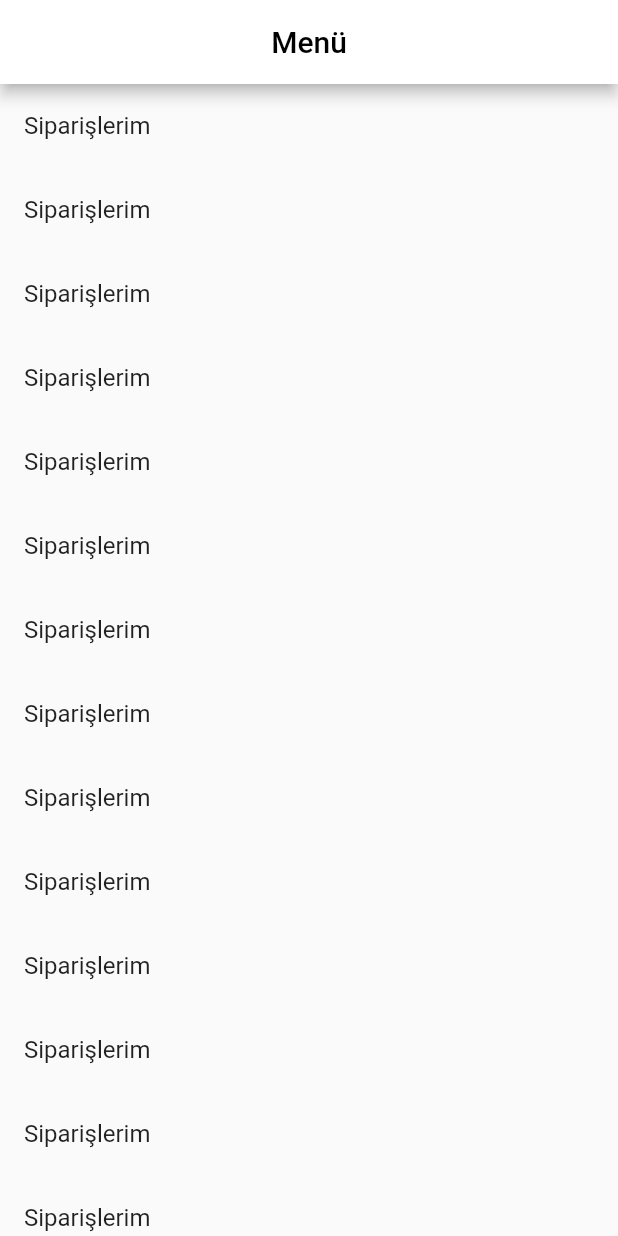
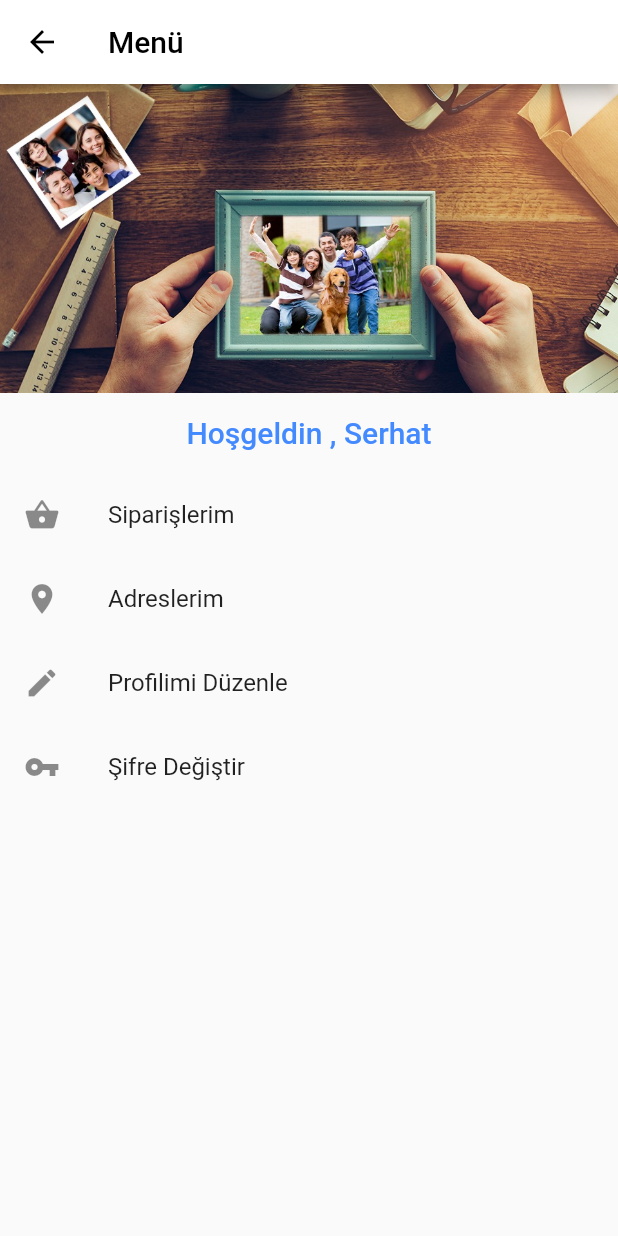
Before and after one commit to cartproduction/FlutterCode, a Flutter app: the ThirdPage screen opened directly, on a phone screen of 412 x 824 dp. Run offline on Flutter 3.47's test engine with Material 2 defaults, Android fonts, the phone set to English and light mode, and no system bars; our stand-ins replace cached_network_image, dio, rxdart; missing offline and left inert: multi_image_picker; network calls fail.

Commit message:
Menu updated

```diff
--- a/lib/tab_menu.dart
+++ b/lib/tab_menu.dart
@@ -6,27 +6,49 @@ class ThirdPage extends StatelessWidget {
   @override
   Widget build(BuildContext context) {
 
-    // ignore: unused_element
-    void _select(Choice choice) {
-      // Causes the app to rebuild with the new _selectedChoice.
-
-    }
 
     return Scaffold(
-        appBar: AppBar(
-          backgroundColor: Colors.white,
-          centerTitle: true,
-          title: Text("Menü",style: TextStyle(color: Colors.black)),
+      appBar: AppBar(
+        iconTheme: IconThemeData(
+          color: Colors.black, //change your color here
         ),
-      body: ListView.builder(itemBuilder: (context, index) {
-        return ListTile(
-          title: Text('Siparişlerim'),
-        );
-      }),
+        backgroundColor: Colors.white,
+        title: Text("Menü",style: TextStyle(color: Colors.black)),
+      ),
+      body: SafeArea(
+          child: Column(
+              children: <Widget>[
+                Image.asset('assets/appimage.jpeg', width: MediaQuery.of(context).size.width, height: MediaQuery.of(context).size.height/4,fit: BoxFit.fitWidth,),
+                SizedBox(height: 15),
+                Center(child:Text("Hoşgeldin , Serhat",style: Theme.of(context).textTheme.title.copyWith(color: Colors.blueAccent))),
+                SizedBox(height: 15),
+                Expanded(
+                    child: ListView.builder(
+                      itemCount: choices.length,
+                      itemBuilder: (context, index) {
+                        return ListTile(
+                            leading: Icon(choices.elementAt(index).icon),
+                            title: Text(choices.elementAt(index).title),
+                            onTap: () {
+                              Navigator.push(
+                                context,
+                                MaterialPageRoute(
+                                  //builder: (context) => Picker(),
+                                ),
+                              );
+                            }
+                        );
+                      },
 
+                    )
+                ),
+              ]
+          )
+      )
     );
   }
 }
+
 class Choice {
   const Choice({this.title, this.icon});
 
@@ -35,12 +57,10 @@ class Choice {
 }
 
 const List<Choice> choices = const <Choice>[
-  const Choice(title: 'Car', icon: Icons.add),
-  const Choice(title: 'Bicycle', icon: Icons.directions_bike),
-  const Choice(title: 'Boat', icon: Icons.directions_boat),
-  const Choice(title: 'Bus', icon: Icons.directions_bus),
-  const Choice(title: 'Train', icon: Icons.directions_railway),
-  const Choice(title: 'Walk', icon: Icons.directions_walk),
+  const Choice(title: 'Siparişlerim', icon: Icons.shopping_basket),
+  const Choice(title: 'Adreslerim', icon: Icons.place),
+  const Choice(title: 'Profilimi Düzenle', icon: Icons.edit),
+  const Choice(title: 'Şifre Değiştir', icon: Icons.vpn_key),
 ];
 
 class ChoiceCard extends StatelessWidget {
```
Also changed, not shown: assets/aboutus.png (added), assets/adresses.png (added), assets/appimage.jpeg (added), assets/contact.png (added), assets/edit.png (added), assets/login.png (added), assets/logout.png (added), assets/orders.png (added), assets/registers.png (added), assets/sendconditions.png (added), assets/sssicon.png (added).
